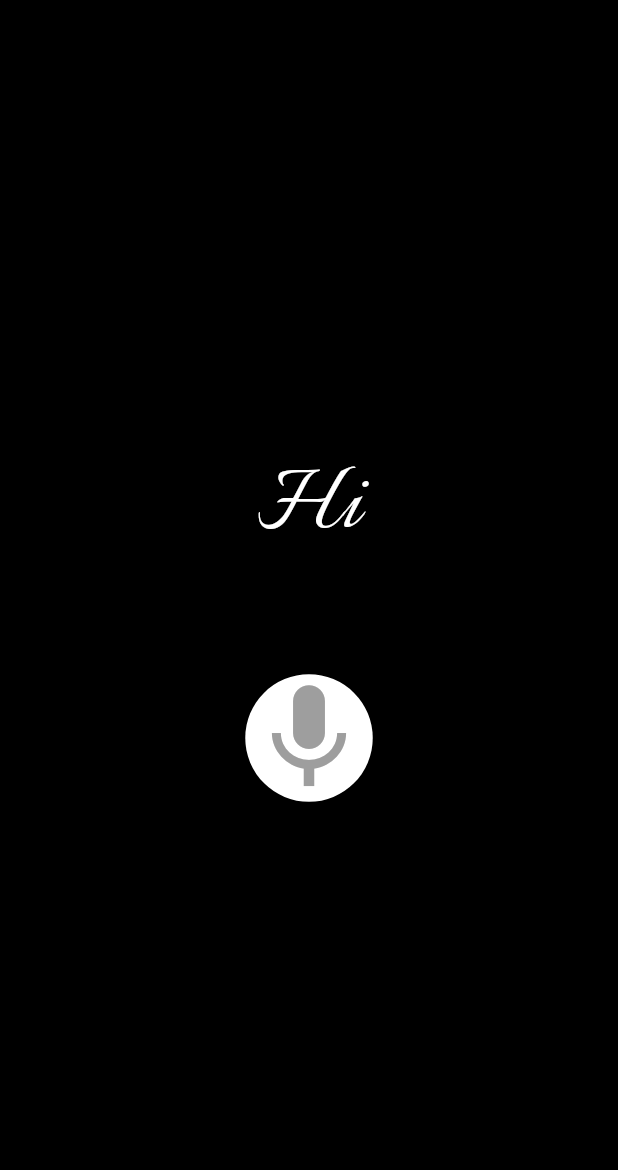
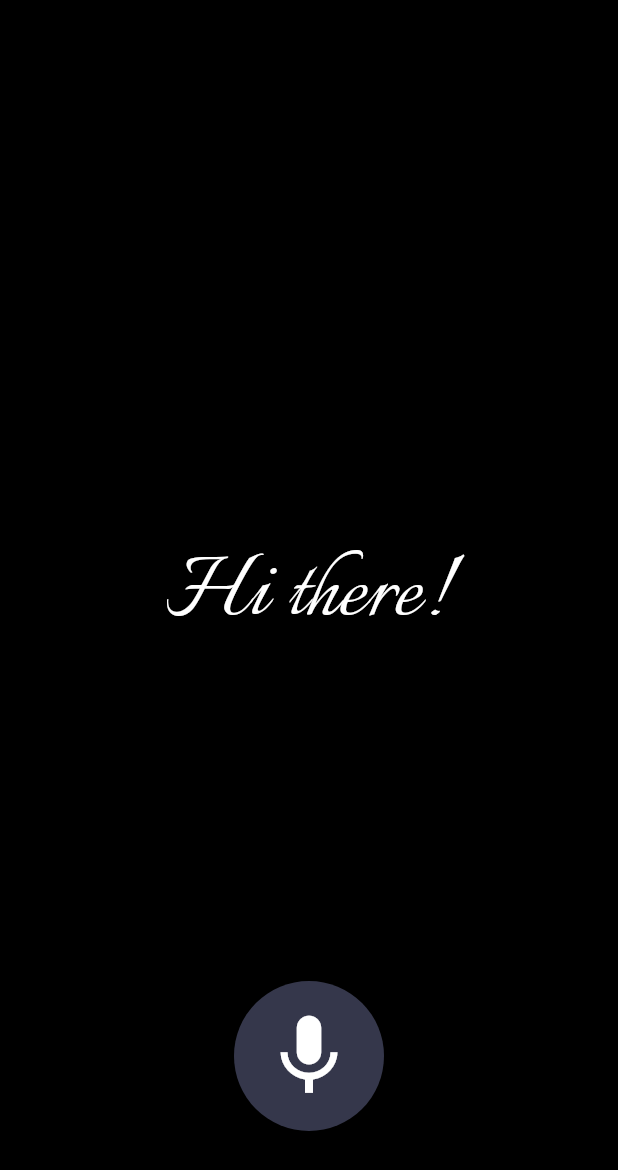
Before and after one commit to MohAdel13/GP, a Flutter app: the screen it shows after launch, on a phone screen of 412 x 824 dp. Shown: the top 1170 px of the screen. Run offline on Flutter 3.47's test engine with Material 3 defaults, Android fonts, the phone set to English and light mode, and no system bars; drawn by our look-alikes of animated_text_kit; our stand-ins replace permission_handler, slider_button, sqflite; missing offline and left inert: neon_widgets, record, siri_wave; accounts and stored records are empty.

Commit message:
Changes to be committed: 	modified:   gp_project/lib/recorder.dart 	modified:   gp_project/pubspec.lock 	modified:   gp_project/pubspec.yaml

```diff
--- a/gp_project/lib/recorder.dart
+++ b/gp_project/lib/recorder.dart
@@ -1,17 +1,15 @@
 import 'package:flutter/material.dart';
-import 'package:neon_widgets/neon_widgets.dart';
 import 'package:siri_wave/siri_wave.dart';
 import 'package:record/record.dart';
 import 'package:permission_handler/permission_handler.dart';
+import 'package:animated_text_kit/animated_text_kit.dart';
 
-class RecScreen extends StatefulWidget
-{
+class RecScreen extends StatefulWidget {
   @override
   _RecScreenState createState() => _RecScreenState();
 }
 
-class _RecScreenState extends State<RecScreen>
-{
+class _RecScreenState extends State<RecScreen> {
   bool isRecord = false;
   final record = AudioRecorder();
 
@@ -20,36 +18,72 @@ class _RecScreenState extends State<RecScreen>
     return Scaffold(
       body: Container(
           color: Colors.black,
-        padding: const EdgeInsets.all(20.0),
-        child: Center(
+          child: Stack(children: [
+            Center(
               child: Column(
                 mainAxisAlignment: MainAxisAlignment.center,
                 children: [
                   Visibility(
                     visible: isRecord,
-                child: Text('Listening...', style: TextStyle(color: Colors.white,
+                    child: const Text(
+                      'Listening...',
+                      style: TextStyle(
+                          color: Colors.white,
                           fontSize: 70.0,
-                    fontFamily: 'Italiano'),),
+                          fontFamily: 'Italiano'),
+                    ),
                   ),
                   Visibility(
                       visible: !isRecord,
-                child: Text('Hi', style: TextStyle(color: Colors.white,
+                      child: AnimatedTextKit(
+                        animatedTexts: [
+                          TyperAnimatedText(
+                            'Hi there!',
+                            textStyle: const TextStyle(
+                                color: Colors.white,
                                 fontSize: 70.0,
-                    fontFamily: 'Italiano'),),),
-              SizedBox(height: 30.0,),
-
+                                fontFamily: 'Italiano'),
+                            speed: const Duration(milliseconds: 250),
+                          ),
+                        ],
+                        totalRepeatCount: 1,
+                      )
+                    //const Text(
+                    //   'Hi',
+                    //   style: TextStyle(
+                    //       color: Colors.white,
+                    //       fontSize: 70.0,
+                    //       fontFamily: 'Italiano'),
+                    // ),
+                  ),
+                  const SizedBox(
+                    height: 30.0,
+                  ),
                   Visibility(
                     visible: isRecord,
                     child: SiriWaveform.ios9(
                         controller: IOS9SiriWaveformController(
                           amplitude: 1,
-                    speed: 0.1,),
-                  options: IOS9SiriWaveformOptions(height: 180,width: 360,)),
+                          speed: 0.1,
                         ),
-              SizedBox(height: 30.0,),
-              Container(
+                        options: const IOS9SiriWaveformOptions(
+                          height: 180,
+                          width: 360,
+                        )),
+                  ),
+                ],
+              ),
+            ),
+
+            Padding(
+              padding: const EdgeInsets.symmetric(vertical: 70.0),
+              child: Align(
+                alignment: Alignment.bottomCenter,
+                child: Container(
+                  width: 100,
+                  height: 100,
                   decoration: BoxDecoration(
-                  color: Colors.white,
+                      color: Color(0xFF35374B),
                       borderRadius: BorderRadius.circular(60.0)
                   ),
                   child: GestureDetector(
@@ -68,8 +102,8 @@ class _RecScreenState extends State<RecScreen>
                         builder: (BuildContext context) {
                           // return object of AlertDialog
                           return AlertDialog(
-                          title: Text('Alert Dialog Title'),
-                          content: Text('This is the content of the dialog'),
+                            title: const Text('Alert Dialog Title'),
+                            content: const Text('This is the content of the dialog'),
                             actions: [
                               // Define two buttons - Save and Cancel
                               TextButton(
@@ -78,14 +112,14 @@ class _RecScreenState extends State<RecScreen>
                                   Navigator.of(context).pop();
                                   // Implement your save functionality here
                                 },
-                              child: Text('Save'),
+                                child: const Text('Save'),
                               ),
                               TextButton(
                                 onPressed: () {
                                   // Handle Cancel action
                                   Navigator.of(context).pop();
                                 },
-                              child: Text('Cancel'),
+                                child: const Text('Cancel'),
                               ),
                             ],
                           );
@@ -94,21 +128,20 @@ class _RecScreenState extends State<RecScreen>
                     },
                     child: Icon(
                       Icons.mic,
-                  color: isRecord ? Colors.blue : Colors.grey,
-                  size: 85.0,
+                      color: isRecord ? Colors.blue : Colors.white,
+                      size: 65.0,
+                    ),
+                  ),
                 ),
               ),
             )
           ],
-          ),
-        ),
+          )
       ),
     );
   }
 
-
-  Future<Stream?> RecordFunc() async
-  {
+  Future<Stream?> RecordFunc() async {
     bool hasPermission = await Permission.microphone.status.isGranted;
     if (!hasPermission) {
       PermissionStatus status = await Permission.microphone.request();
@@ -118,7 +151,8 @@ class _RecScreenState extends State<RecScreen>
       // Start recording to file
       await record.start(const RecordConfig(), path: 'Records/test.m4a');
       // ... or to stream
-    final stream = await record.startStream(const RecordConfig(encoder: AudioEncoder.pcm16bits));
+      final stream = await record
+          .startStream(const RecordConfig(encoder: AudioEncoder.pcm16bits));
       return stream;
     }
     return null;
--- a/gp_project/pubspec.yaml
+++ b/gp_project/pubspec.yaml
@@ -28,6 +28,7 @@ dependencies:
   record: ^5.0.4
   permission_handler: ^11.3.0
   sqflite: ^2.3.2
+  animated_text_kit: ^4.2.2
 
 dev_dependencies:
   flutter_test:
```
Also changed, not shown: gp_project/pubspec.lock. Lines whose indentation alone changed are shown as unchanged.
